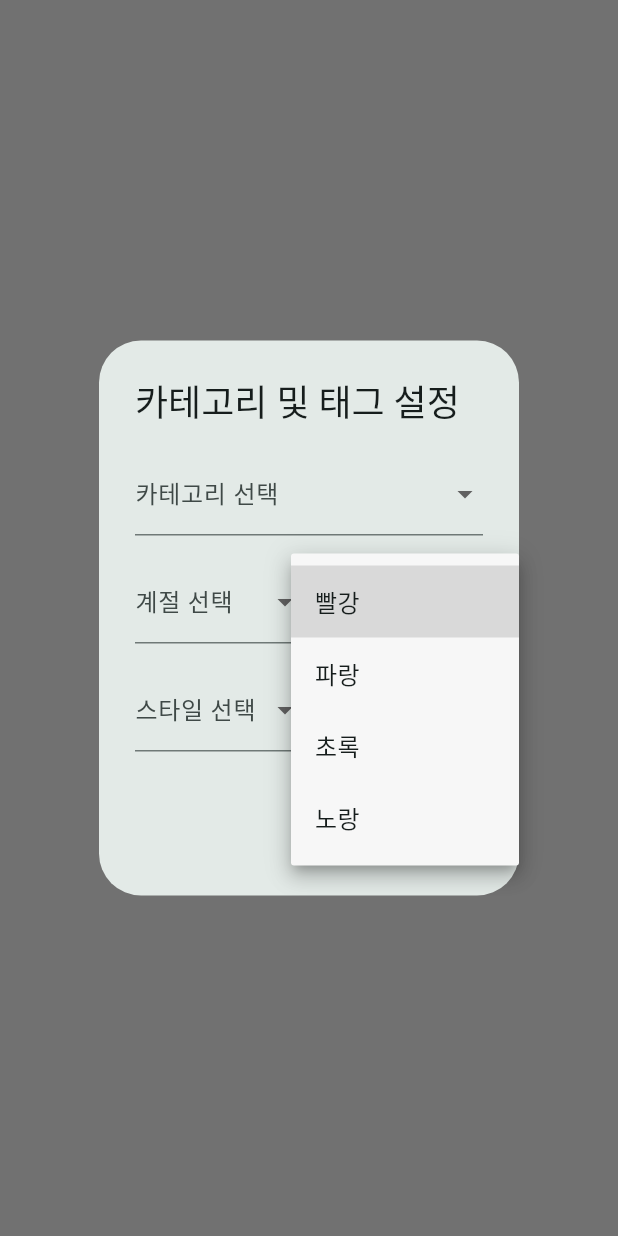
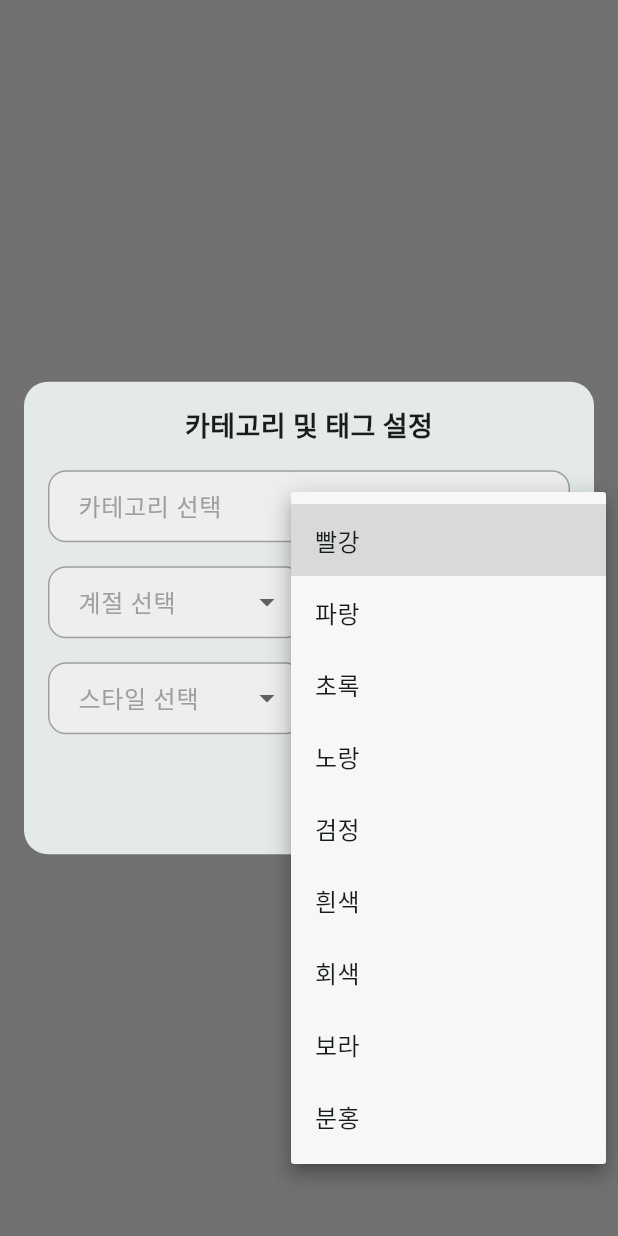
Before and after one commit to niw5924/style-board, a Flutter app: what showCategoryTagPopup() shows on an empty page, opened directly, after a tap on "색상 선택", on a phone screen of 412 x 824 dp. Run offline on Flutter 3.47's test engine with Material 3 defaults, Android fonts, the phone set to English and light mode, and no system bars; our stand-ins replace cloud_firestore, firebase_auth, firebase_core, flutter_bloc, freezed_annotation, google_sign_in and 1 more; missing offline and left inert: kakao_flutter_sdk; accounts and stored records are empty.

Commit message:
feat: 카테고리 및 태그 설정 팝업창 UI 변경

```diff
--- a/lib/photo/photo_category_tag_popup.dart
+++ b/lib/photo/photo_category_tag_popup.dart
@@ -9,26 +9,36 @@ Future<Map<String, dynamic>?> showCategoryTagPopup(BuildContext context) {
 
   final categories = ['상의', '하의', '아우터', '기타'];
   final seasons = ['봄', '여름', '가을', '겨울'];
-  final colors = ['빨강', '파랑', '초록', '노랑'];
+  final colors = ['빨강', '파랑', '초록', '노랑', '검정', '흰색', '회색', '보라', '분홍'];
   final styles = ['캐주얼', '포멀', '스포티', '트렌디'];
   final purposes = ['일상', '운동', '여행', '파티'];
 
   return showDialog<Map<String, dynamic>>(
     context: context,
     builder: (context) {
-      return AlertDialog(
-        title: const Text('카테고리 및 태그 설정'),
-        content: Column(
+      return Dialog(
+        shape: RoundedRectangleBorder(
+          borderRadius: BorderRadius.circular(16),
+        ),
+        insetPadding: const EdgeInsets.symmetric(horizontal: 16),
+        child: Container(
+          width: MediaQuery.of(context).size.width,
+          padding: const EdgeInsets.all(16),
+          child: SingleChildScrollView(
+            child: Column(
               mainAxisSize: MainAxisSize.min,
               children: [
-            DropdownButtonFormField<String>(
-              decoration: const InputDecoration(labelText: '카테고리 선택'),
-              items: categories
-                  .map((category) => DropdownMenuItem<String>(
-                        value: category,
-                        child: Text(category),
-                      ))
-                  .toList(),
+                const Text(
+                  '카테고리 및 태그 설정',
+                  style: TextStyle(
+                    fontWeight: FontWeight.bold,
+                    fontSize: 18,
+                  ),
+                ),
+                const SizedBox(height: 16),
+                _buildDropdown(
+                  label: '카테고리 선택',
+                  items: categories,
                   onChanged: (value) {
                     selectedCategory = value;
                   },
@@ -37,14 +47,9 @@ Future<Map<String, dynamic>?> showCategoryTagPopup(BuildContext context) {
                 Row(
                   children: [
                     Expanded(
-                  child: DropdownButtonFormField<String>(
-                    decoration: const InputDecoration(labelText: '계절 선택'),
-                    items: seasons
-                        .map((season) => DropdownMenuItem<String>(
-                              value: season,
-                              child: Text(season),
-                            ))
-                        .toList(),
+                      child: _buildDropdown(
+                        label: '계절 선택',
+                        items: seasons,
                         onChanged: (value) {
                           selectedSeason = value;
                         },
@@ -52,14 +57,9 @@ Future<Map<String, dynamic>?> showCategoryTagPopup(BuildContext context) {
                     ),
                     const SizedBox(width: 8),
                     Expanded(
-                  child: DropdownButtonFormField<String>(
-                    decoration: const InputDecoration(labelText: '색상 선택'),
-                    items: colors
-                        .map((color) => DropdownMenuItem<String>(
-                              value: color,
-                              child: Text(color),
-                            ))
-                        .toList(),
+                      child: _buildDropdown(
+                        label: '색상 선택',
+                        items: colors,
                         onChanged: (value) {
                           selectedColor = value;
                         },
@@ -71,14 +71,9 @@ Future<Map<String, dynamic>?> showCategoryTagPopup(BuildContext context) {
                 Row(
                   children: [
                     Expanded(
-                  child: DropdownButtonFormField<String>(
-                    decoration: const InputDecoration(labelText: '스타일 선택'),
-                    items: styles
-                        .map((style) => DropdownMenuItem<String>(
-                              value: style,
-                              child: Text(style),
-                            ))
-                        .toList(),
+                      child: _buildDropdown(
+                        label: '스타일 선택',
+                        items: styles,
                         onChanged: (value) {
                           selectedStyle = value;
                         },
@@ -86,14 +81,9 @@ Future<Map<String, dynamic>?> showCategoryTagPopup(BuildContext context) {
                     ),
                     const SizedBox(width: 8),
                     Expanded(
-                  child: DropdownButtonFormField<String>(
-                    decoration: const InputDecoration(labelText: '용도 선택'),
-                    items: purposes
-                        .map((purpose) => DropdownMenuItem<String>(
-                              value: purpose,
-                              child: Text(purpose),
-                            ))
-                        .toList(),
+                      child: _buildDropdown(
+                        label: '용도 선택',
+                        items: purposes,
                         onChanged: (value) {
                           selectedPurpose = value;
                         },
@@ -101,13 +91,15 @@ Future<Map<String, dynamic>?> showCategoryTagPopup(BuildContext context) {
                     ),
                   ],
                 ),
-          ],
-        ),
-        actions: [
+                const SizedBox(height: 16),
+                Row(
+                  mainAxisAlignment: MainAxisAlignment.end,
+                  children: [
                     TextButton(
                       onPressed: () => Navigator.pop(context),
                       child: const Text('취소'),
                     ),
+                    const SizedBox(width: 8),
                     ElevatedButton(
                       onPressed: () {
                         if (selectedCategory != null &&
@@ -133,7 +125,47 @@ Future<Map<String, dynamic>?> showCategoryTagPopup(BuildContext context) {
                       child: const Text('완료'),
                     ),
                   ],
+                ),
+              ],
+            ),
+          ),
+        ),
       );
     },
   );
 }
+
+Widget _buildDropdown({
+  required String label,
+  required List<String> items,
+  required ValueChanged<String?> onChanged,
+}) {
+  return DropdownButtonFormField<String>(
+    decoration: InputDecoration(
+      labelText: label,
+      labelStyle: const TextStyle(color: Colors.grey),
+      filled: true,
+      fillColor: Colors.grey.shade200,
+      contentPadding: const EdgeInsets.symmetric(vertical: 12, horizontal: 16),
+      border: OutlineInputBorder(
+        borderRadius: BorderRadius.circular(12),
+        borderSide: const BorderSide(color: Colors.grey),
+      ),
+      enabledBorder: OutlineInputBorder(
+        borderRadius: BorderRadius.circular(12),
+        borderSide: const BorderSide(color: Colors.grey),
+      ),
+      focusedBorder: OutlineInputBorder(
+        borderRadius: BorderRadius.circular(12),
+        borderSide: const BorderSide(color: Color(0xFF0077CC), width: 2),
+      ),
+    ),
+    items: items
+        .map((item) => DropdownMenuItem<String>(
+              value: item,
+              child: Text(item),
+            ))
+        .toList(),
+    onChanged: onChanged,
+  );
+}
```
Also changed, not shown: lib/main.dart (+13 -0 lines), lib/photo/photo_page.dart (+38 -21 lines), lib/settings/settings_page.dart (+1 -10 lines). Lines whose indentation alone changed are shown as unchanged.
